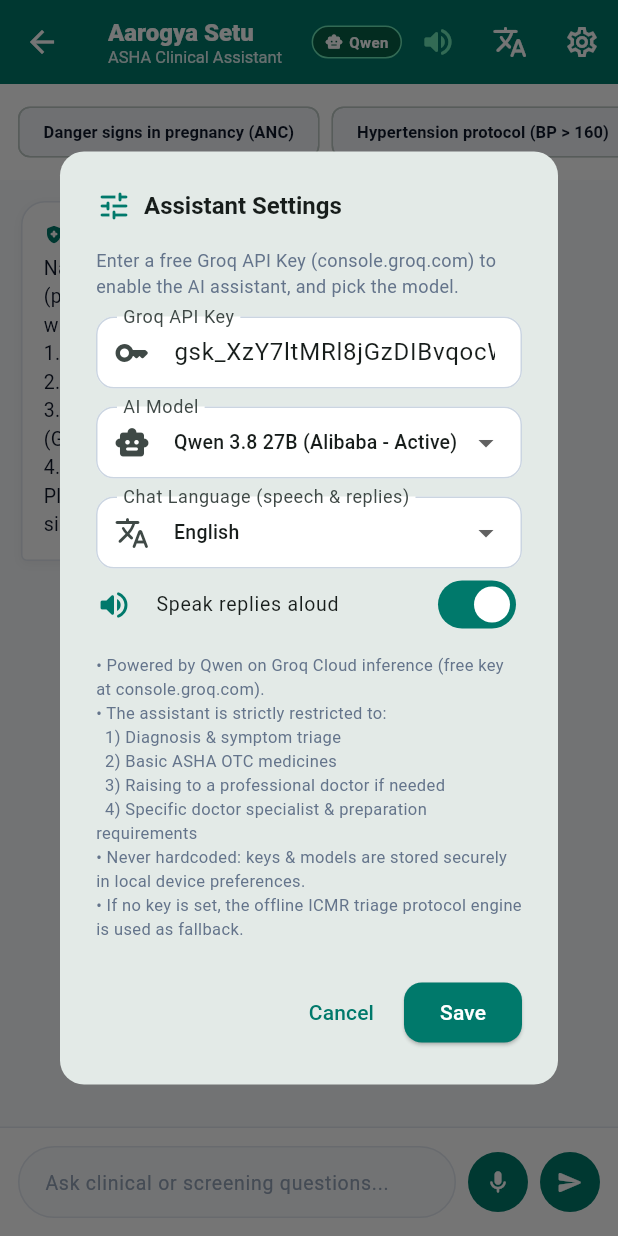
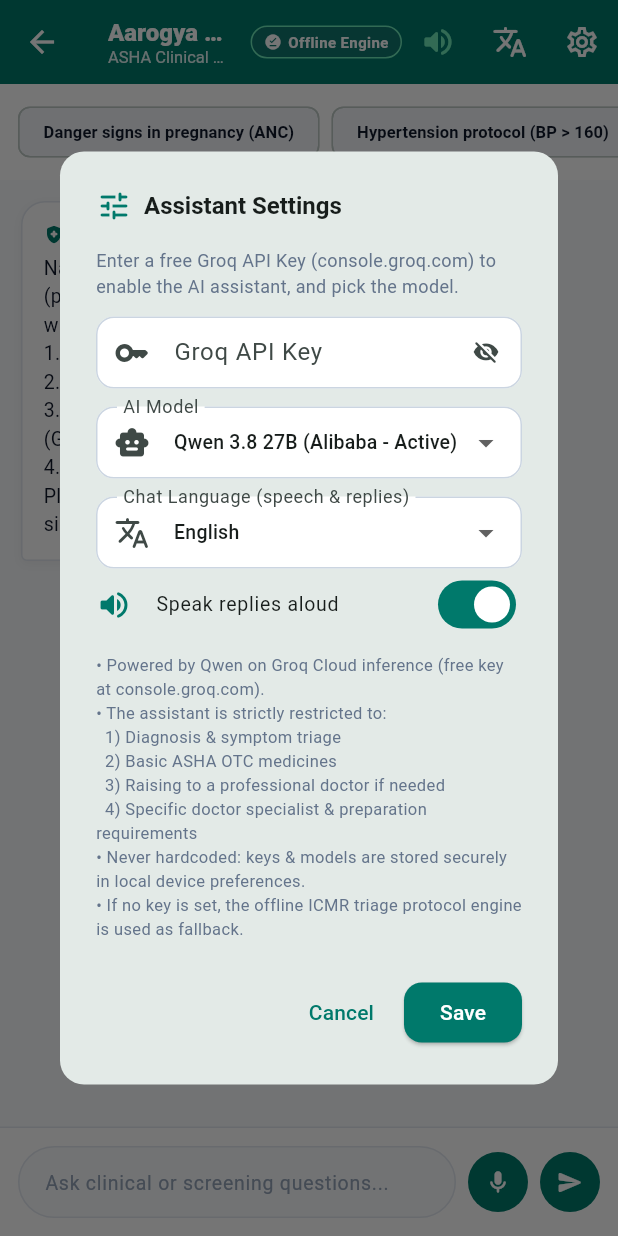
Before and after one commit to Adi140108/Nirogya-Setu, a Flutter app: the AshaChatbotScreen screen opened directly, after a tap on the "settings" icon, on a phone screen of 412 x 824 dp. Run offline on Flutter 3.47's test engine with Material 3 defaults, Android fonts, the phone set to English and light mode, and no system bars; our stand-ins replace cloud_firestore, connectivity_plus, firebase_core, flutter_tts, qr_flutter, shared_preferences and 3 more; missing offline and left inert: youtube_explode_dart; accounts and stored records are empty.

Commit message:
security: remove hardcoded Groq API key, obscure key in settings dialog, and load from secure device prefs/env

```diff
--- a/lib/features/asha_portal/screens/asha_chatbot_screen.dart
+++ b/lib/features/asha_portal/screens/asha_chatbot_screen.dart
@@ -52,8 +52,13 @@
   final FocusNode _focusNode = FocusNode();
   final ScrollController _scrollController = ScrollController();
   bool _isLoading = false;
-  static const String _defaultGroqApiKey = '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';
-  String? _groqApiKey = _defaultGroqApiKey;
+  // Fallback API key is read from compile-time environment or securely loaded from device storage.
+  static const String _defaultGroqApiKey = String.fromEnvironment(
+    'GROQ_API_KEY',
+    defaultValue: '',
+  );
+  String? _groqApiKey;
+  bool _obscureApiKey = true;
   String _selectedModel = 'qwen/qwen3.8-27b';
 
   // Voice: speech-to-text for asking, TTS for spoken replies.
@@ -280,7 +285,13 @@
     final prefs = await SharedPreferences.getInstance();
     setState(() {
       final saved = prefs.getString('groq_api_key');
-      _groqApiKey = (saved != null && saved.trim().isNotEmpty) ? saved.trim() : _defaultGroqApiKey;
+      if (saved != null && saved.trim().isNotEmpty) {
+        _groqApiKey = saved.trim();
+      } else if (_defaultGroqApiKey.trim().isNotEmpty) {
+        _groqApiKey = _defaultGroqApiKey.trim();
+      } else {
+        _groqApiKey = null;
+      }
       final savedModel = prefs.getString('assistant_model');
       if (savedModel != null && _modelChoices.containsKey(savedModel)) {
         _selectedModel = savedModel;
@@ -519,14 +530,30 @@
                 style: TextStyle(fontSize: 12, color: AppColors.textSecondary),
               ),
               const SizedBox(height: 12),
-              TextField(
-                controller: controller,
-                decoration: const InputDecoration(
-                  labelText: 'Groq API Key',
-                  hintText: 'gsk_...',
-                  border: OutlineInputBorder(),
-                  prefixIcon: Icon(Icons.key_rounded),
-                ),
+              StatefulBuilder(
+                builder: (context, setFieldState) {
+                  return TextField(
+                    controller: controller,
+                    obscureText: _obscureApiKey,
+                    decoration: InputDecoration(
+                      labelText: 'Groq API Key',
+                      hintText: 'Enter API key...',
+                      border: const OutlineInputBorder(),
+                      prefixIcon: const Icon(Icons.key_rounded),
+                      suffixIcon: IconButton(
+                        icon: Icon(
+                          _obscureApiKey ? Icons.visibility_off_rounded : Icons.visibility_rounded,
+                          size: 18,
+                        ),
+                        onPressed: () {
+                          setFieldState(() {
+                            _obscureApiKey = !_obscureApiKey;
+                          });
+                        },
+                      ),
+                    ),
+                  );
+                },
               ),
               const SizedBox(height: 12),
               DropdownButtonFormField<String>(
```
Also changed, not shown: 1 other file.
